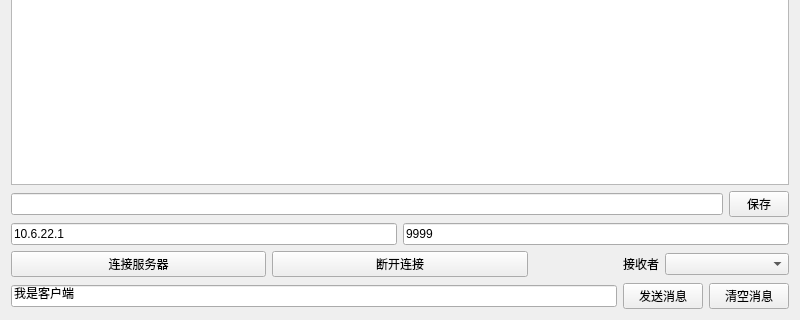
The window that widget.ui (Teddy0001/myTcpKehudua) describes before a commit, drawn with Qt 5; both pictures show x 0 to 800 and y 160 to 480 of the 800 by 480 pixel window.
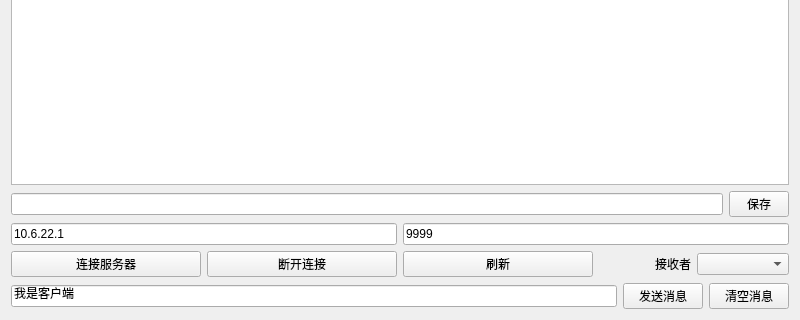
The same window after the commit.

Patch:
```diff
--- a/widget.ui
+++ b/widget.ui
@@ -14,10 +14,10 @@
    <string>Widget</string>
   </property>
   <layout class="QGridLayout" name="gridLayout">
-   <item row="0" column="0" colspan="3">
+   <item row="0" column="0">
     <widget class="QTextBrowser" name="textBrowser"/>
    </item>
-   <item row="1" column="0" colspan="3">
+   <item row="1" column="0">
     <layout class="QHBoxLayout" name="horizontalLayout_4">
      <item>
       <widget class="QLineEdit" name="lineEdit_4">
@@ -53,7 +53,7 @@
      </item>
     </layout>
    </item>
-   <item row="2" column="0" colspan="3">
+   <item row="2" column="0">
     <layout class="QHBoxLayout" name="horizontalLayout_3">
      <item>
       <widget class="QLineEdit" name="lineEdit_2">
@@ -72,6 +72,8 @@
     </layout>
    </item>
    <item row="3" column="0">
+    <layout class="QHBoxLayout" name="horizontalLayout_5">
+     <item>
     <widget class="QPushButton" name="pushButton">
      <property name="text">
       <string>连接服务器</string>
@@ -81,7 +83,7 @@
      </property>
     </widget>
    </item>
-   <item row="3" column="1">
+     <item>
     <widget class="QPushButton" name="pushButton_2">
      <property name="text">
       <string>断开连接</string>
@@ -94,7 +96,14 @@
      </property>
     </widget>
    </item>
-   <item row="3" column="2">
+     <item>
+      <widget class="QPushButton" name="pushButton_6">
+       <property name="text">
+        <string>刷新</string>
+       </property>
+      </widget>
+     </item>
+     <item>
     <layout class="QHBoxLayout" name="horizontalLayout">
      <item>
       <widget class="QLabel" name="label">
@@ -114,7 +123,9 @@
      </item>
     </layout>
    </item>
-   <item row="4" column="0" colspan="3">
+    </layout>
+   </item>
+   <item row="4" column="0">
     <layout class="QHBoxLayout" name="horizontalLayout_2">
      <item>
       <widget class="QLineEdit" name="lineEdit">
```
Lines whose indentation alone changed are shown as unchanged.
